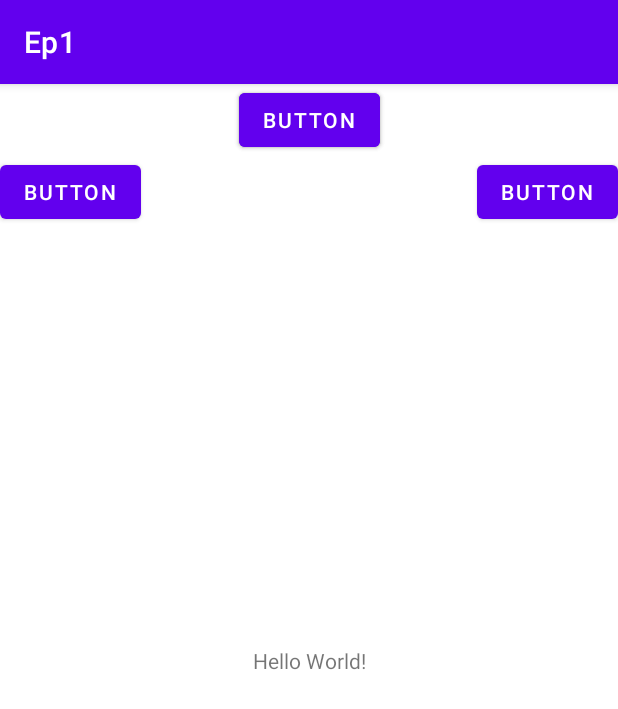
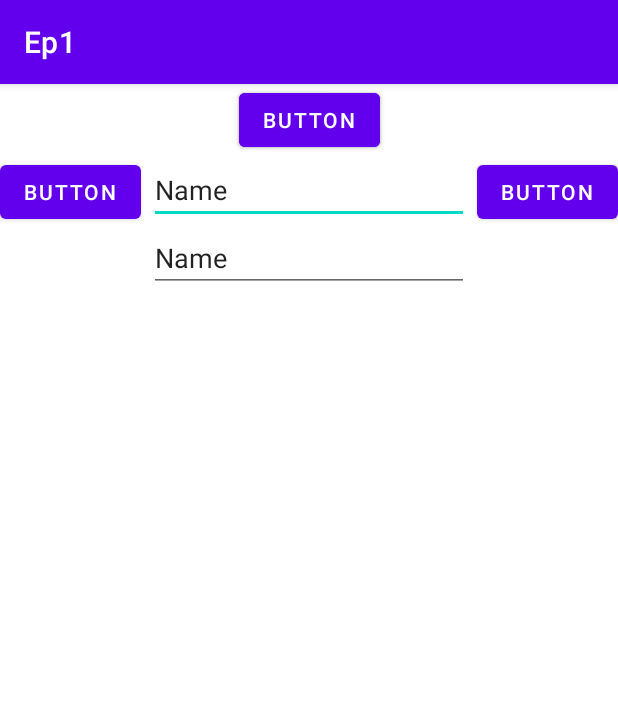
Before and after one commit to PabloGuzmanGIT/Android2, an Android app: the screen it shows after launch (MainActivity), on a phone screen of 412 x 824 dp. Shown: the top 709 px of the screen. Run offline under Robolectric (Android 15) with nearby library versions, the phone set to English and light mode, and no system bars.

Commit message:
2 Plain text

```diff
--- a/app/src/main/res/layout/activity_main.xml
+++ b/app/src/main/res/layout/activity_main.xml
@@ -5,15 +5,6 @@
     android:layout_width="match_parent"
     android:layout_height="match_parent"
     tools:context=".MainActivity">
-
-    <TextView
-        android:layout_width="wrap_content"
-        android:layout_height="wrap_content"
-        android:text="Hello World!"
-        app:layout_constraintBottom_toBottomOf="parent"
-        app:layout_constraintEnd_toEndOf="parent"
-        app:layout_constraintStart_toStartOf="parent"
-        app:layout_constraintTop_toTopOf="parent" />
 
     <Button
         android:id="@+id/button"
@@ -49,4 +40,26 @@
         app:layout_constraintStart_toEndOf="@+id/button2"
         tools:layout_editor_absoluteY="134dp" />
 
+    <EditText
+        android:id="@+id/editTextTextPersonName"
+        android:layout_width="wrap_content"
+        android:layout_height="wrap_content"
+        android:ems="10"
+        android:inputType="textPersonName"
+        android:text="Name"
+        app:layout_constraintEnd_toEndOf="parent"
+        app:layout_constraintStart_toStartOf="parent"
+        app:layout_constraintTop_toBottomOf="@+id/button4" />
+
+    <EditText
+        android:id="@+id/editTextTextPersonName2"
+        android:layout_width="wrap_content"
+        android:layout_height="wrap_content"
+        android:ems="10"
+        android:inputType="textPersonName"
+        android:text="Name"
+        app:layout_constraintEnd_toEndOf="parent"
+        app:layout_constraintStart_toStartOf="parent"
+        app:layout_constraintTop_toBottomOf="@+id/editTextTextPersonName" />
+
 </androidx.constraintlayout.widget.ConstraintLayout>
```
